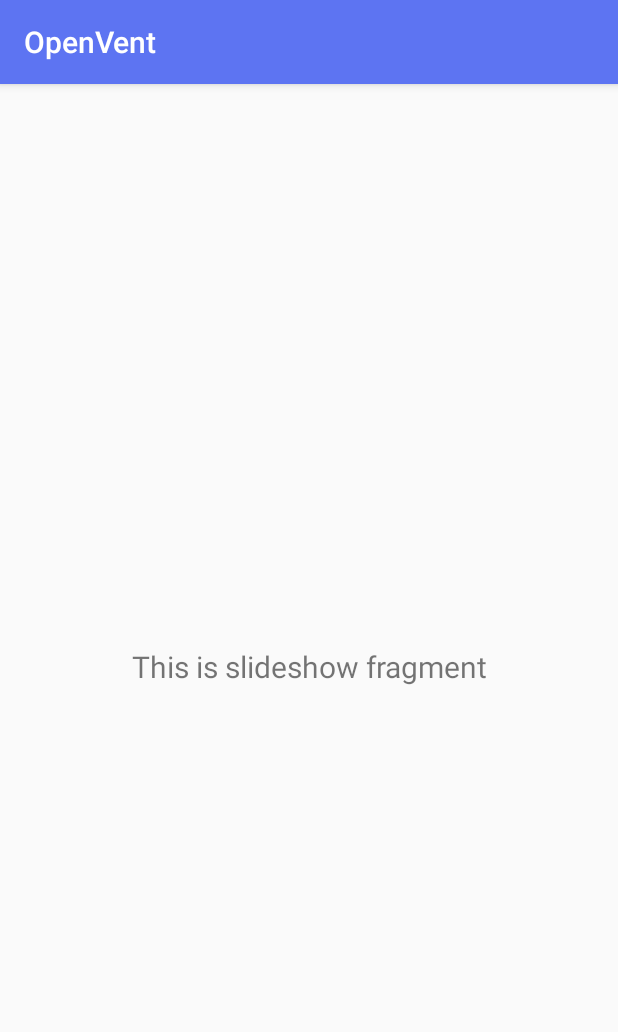
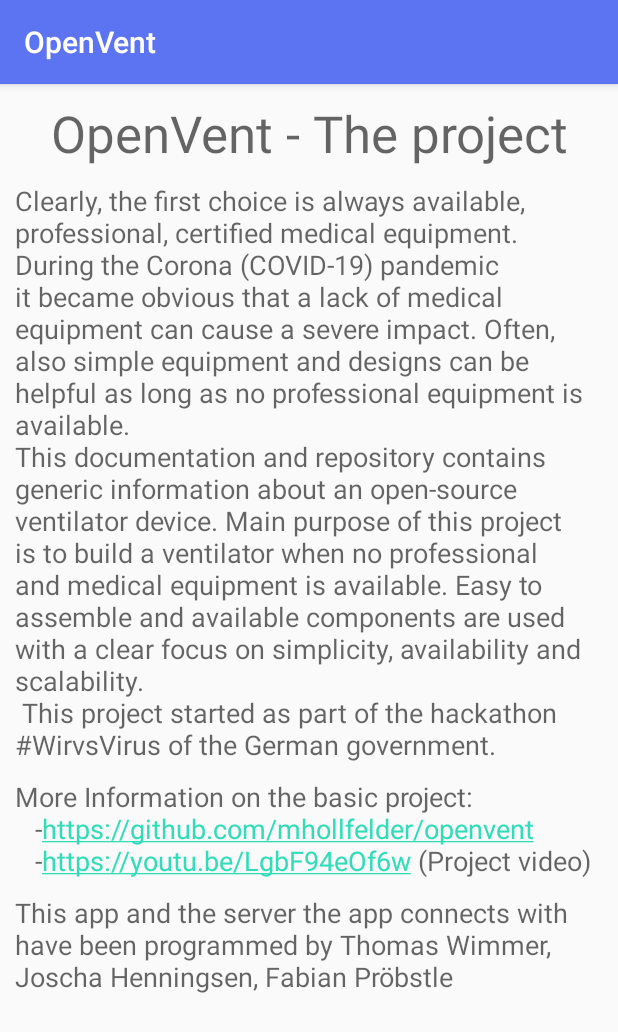
Before and after one commit to joschahenningsen/hackaTUM_C0dev1d19, an Android app: the fragment SlideshowFragment shown on its own in the app's theme, on a phone screen of 412 x 824 dp. Shown: the top 1032 px of the screen. Run offline under Robolectric (Android 15) with nearby library versions, the phone set to English and light mode, and no system bars.

Commit message:
added third view

```diff
--- a/OpenVentApp/app/src/main/java/com/wimmerth/openvent/MainActivity.java
+++ b/OpenVentApp/app/src/main/java/com/wimmerth/openvent/MainActivity.java
@@ -50,7 +50,7 @@ public class MainActivity extends AppCompatActivity {
         // Passing each menu ID as a set of Ids because each
         // menu should be considered as top level destinations.
         mAppBarConfiguration = new AppBarConfiguration.Builder(
-                R.id.nav_home, R.id.nav_gallery)
+                R.id.nav_home, R.id.nav_gallery, R.id.nav_slideshow)
                 .setDrawerLayout(drawer)
                 .build();
         NavController navController = Navigation.findNavController(this, R.id.nav_host_fragment);
--- a/OpenVentApp/app/src/main/java/com/wimmerth/openvent/ui/slideshow/SlideshowFragment.java
+++ b/OpenVentApp/app/src/main/java/com/wimmerth/openvent/ui/slideshow/SlideshowFragment.java
@@ -23,13 +23,6 @@ public class SlideshowFragment extends Fragment {
         slideshowViewModel =
                 ViewModelProviders.of(this).get(SlideshowViewModel.class);
         View root = inflater.inflate(R.layout.fragment_slideshow, container, false);
-        final TextView textView = root.findViewById(R.id.text_slideshow);
-        slideshowViewModel.getText().observe(getViewLifecycleOwner(), new Observer<String>() {
-            @Override
-            public void onChanged(@Nullable String s) {
-                textView.setText(s);
-            }
-        });
         return root;
     }
 }
--- /dev/null
+++ b/OpenVentApp/app/src/main/res/drawable/ic_toys_black_24dp.xml
@@ -0,0 +1,9 @@
+<vector xmlns:android="http://schemas.android.com/apk/res/android"
+        android:width="24dp"
+        android:height="24dp"
+        android:viewportWidth="24.0"
+        android:viewportHeight="24.0">
+    <path
+        android:fillColor="#FF000000"
+        android:pathData="M12,12c0,-3 2.5,-5.5 5.5,-5.5S23,9 23,12L12,12zM12,12c0,3 -2.5,5.5 -5.5,5.5S1,15 1,12h11zM12,12c-3,0 -5.5,-2.5 -5.5,-5.5S9,1 12,1v11zM12,12c3,0 5.5,2.5 5.5,5.5S15,23 12,23L12,12z"/>
+</vector>
--- a/OpenVentApp/app/src/main/res/layout/fragment_slideshow.xml
+++ b/OpenVentApp/app/src/main/res/layout/fragment_slideshow.xml
@@ -1,22 +1,51 @@
 <?xml version="1.0" encoding="utf-8"?>
-<androidx.constraintlayout.widget.ConstraintLayout xmlns:android="http://schemas.android.com/apk/res/android"
+<LinearLayout xmlns:android="http://schemas.android.com/apk/res/android"
     xmlns:app="http://schemas.android.com/apk/res-auto"
     xmlns:tools="http://schemas.android.com/tools"
     android:layout_width="match_parent"
     android:layout_height="match_parent"
+    android:orientation="vertical"
+    android:padding="10dp"
     tools:context=".ui.slideshow.SlideshowFragment">
 
     <TextView
-        android:id="@+id/text_slideshow"
         android:layout_width="match_parent"
         android:layout_height="wrap_content"
-        android:layout_marginStart="8dp"
-        android:layout_marginTop="8dp"
-        android:layout_marginEnd="8dp"
-        android:textAlignment="center"
-        android:textSize="20sp"
-        app:layout_constraintBottom_toBottomOf="parent"
-        app:layout_constraintEnd_toEndOf="parent"
-        app:layout_constraintStart_toStartOf="parent"
-        app:layout_constraintTop_toTopOf="parent" />
-</androidx.constraintlayout.widget.ConstraintLayout>
+        android:gravity="center"
+        android:text="@string/openvent_the_project"
+        android:textAppearance="@style/TextAppearance.AppCompat.Display1" />
+
+    <ScrollView
+        android:layout_width="match_parent"
+        android:layout_height="wrap_content">
+
+        <LinearLayout
+            android:layout_width="match_parent"
+            android:layout_height="wrap_content"
+            android:orientation="vertical">
+
+            <TextView
+                android:layout_width="match_parent"
+                android:layout_height="wrap_content"
+                android:paddingTop="10dp"
+                android:text="@string/textGithub"
+                android:textAppearance="@style/TextAppearance.AppCompat.Medium" />
+
+            <TextView
+                android:layout_width="match_parent"
+                android:layout_height="wrap_content"
+                android:autoLink="web"
+                android:paddingTop="10dp"
+                android:text="@string/moreInfo"
+                android:textAppearance="@style/TextAppearance.AppCompat.Medium" />
+
+            <TextView
+                android:layout_width="match_parent"
+                android:layout_height="wrap_content"
+                android:paddingTop="10dp"
+                android:text="@string/wir"
+                android:textAppearance="@style/TextAppearance.AppCompat.Medium" />
+        </LinearLayout>
+    </ScrollView>
+
+</LinearLayout>
--- a/OpenVentApp/app/src/main/res/layout/nav_header_main.xml
+++ b/OpenVentApp/app/src/main/res/layout/nav_header_main.xml
@@ -35,7 +35,6 @@
             app:layout_constraintTop_toTopOf="parent"
             app:srcCompat="@drawable/rsz_klinikum" />
 
-
     </androidx.constraintlayout.widget.ConstraintLayout>
 
 
--- a/OpenVentApp/app/src/main/res/menu/activity_main_drawer.xml
+++ b/OpenVentApp/app/src/main/res/menu/activity_main_drawer.xml
@@ -12,5 +12,11 @@
             android:id="@+id/nav_gallery"
             android:icon="@drawable/ic_assignment_black_24dp"
             android:title="@string/menu_gallery"/>
+
+        <item
+            android:id="@+id/nav_slideshow"
+            android:icon="@drawable/ic_toys_black_24dp"
+            android:title="@string/menu_slideshow" />
+
     </group>
 </menu>
--- a/OpenVentApp/app/src/main/res/navigation/mobile_navigation.xml
+++ b/OpenVentApp/app/src/main/res/navigation/mobile_navigation.xml
@@ -19,5 +19,10 @@
         android:label="@string/menu_gallery"
         tools:layout="@layout/fragment_gallery" />
 
+    <fragment
+        android:id="@+id/nav_slideshow"
+        android:name="com.wimmerth.openvent.ui.slideshow.SlideshowFragment"
+        android:label="@string/menu_slideshow"
+        tools:layout="@layout/fragment_slideshow" />
 
 </navigation>
--- a/OpenVentApp/app/src/main/res/values/strings.xml
+++ b/OpenVentApp/app/src/main/res/values/strings.xml
@@ -9,7 +9,7 @@
 
     <string name="menu_home">OpenVent</string>
     <string name="menu_gallery">Change Monitor</string>
-    <string name="menu_slideshow">Slideshow</string>
+    <string name="menu_slideshow">The OpenVent project</string>
 
     <string name="home_second">Home Second</string>
     <string name="patient">Patient</string>
@@ -17,4 +17,8 @@
     <string name="newBreak">New break</string>
     <string name="endBreak">End break</string>
     <string name="arrow">Arrow</string>
+    <string name="textGithub">Clearly, the first choice is always available, professional, certified medical equipment.\nDuring the Corona (COVID-19) pandemic it became obvious that a lack of medical equipment can cause a severe impact. Often, also simple equipment and designs can be helpful as long as no professional equipment is available. \nThis documentation and repository contains generic information about an open-source ventilator device. Main purpose of this project is to build a ventilator when no professional and medical equipment is available. Easy to assemble and available components are used with a clear focus on simplicity, availability and scalability.\n This project started as part of the hackathon #WirvsVirus of the German government.</string>
+    <string name="openvent_the_project">OpenVent - The project</string>
+    <string name="moreInfo">More Information on the basic project: \n\t-https://github.com/mhollfelder/openvent\n\t-https://youtu.be/LgbF94eOf6w (Project video)</string>
+    <string name="wir">This app and the server the app connects with have been programmed by Thomas Wimmer, Joscha Henningsen, Fabian Pröbstle</string>
 </resources>
```
